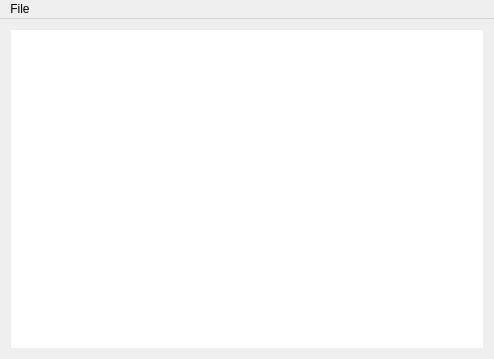
StepanKuzmin/zenwriter, file zenwriter.ui: the form before one commit.
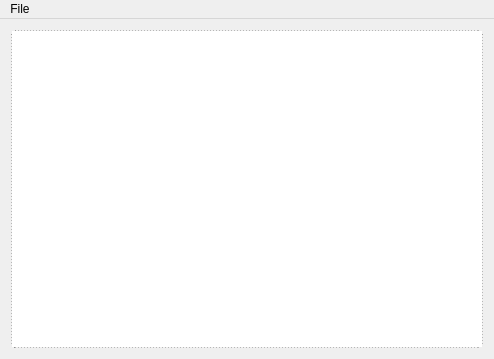
The form after the commit.

Commit message: NEW: text editor style sheet moved to ui section.

The edit to the form file:
```diff
--- a/zenwriter.ui
+++ b/zenwriter.ui
@@ -26,6 +26,10 @@
         <pointsize>12</pointsize>
        </font>
       </property>
+      <property name="styleSheet">
+       <string notr="true">border: 1px dotted grey;
+border-radius: 4;</string>
+      </property>
       <property name="frameShape">
        <enum>QFrame::NoFrame</enum>
       </property>
```
The commit also changes 1 other file.
